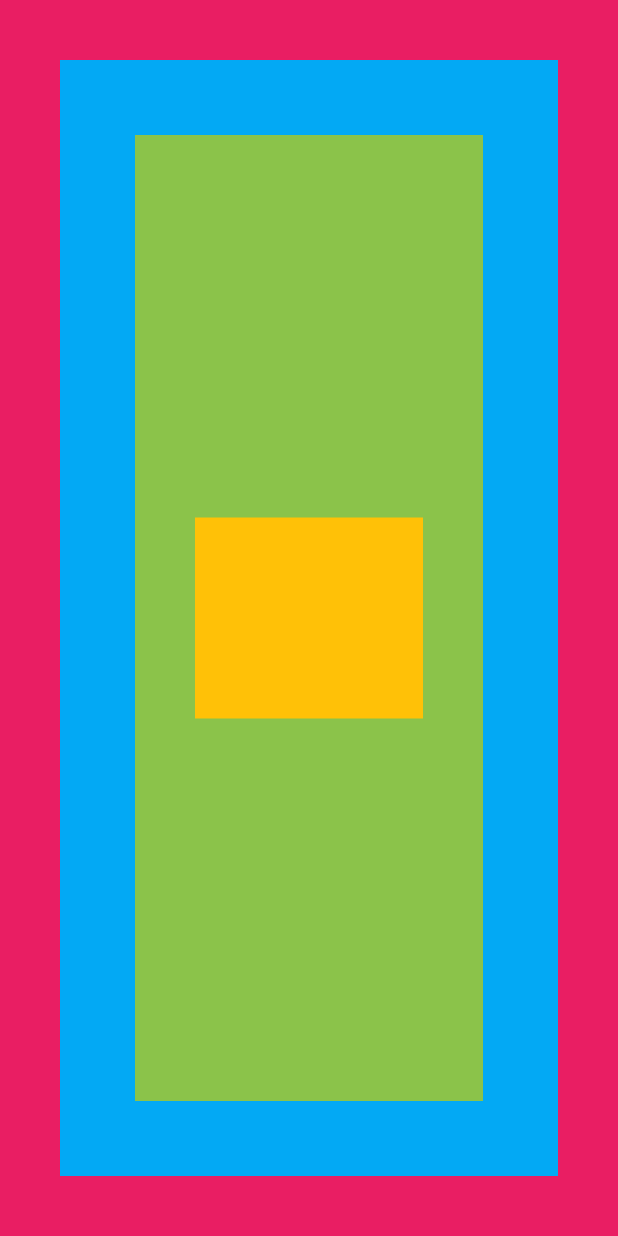
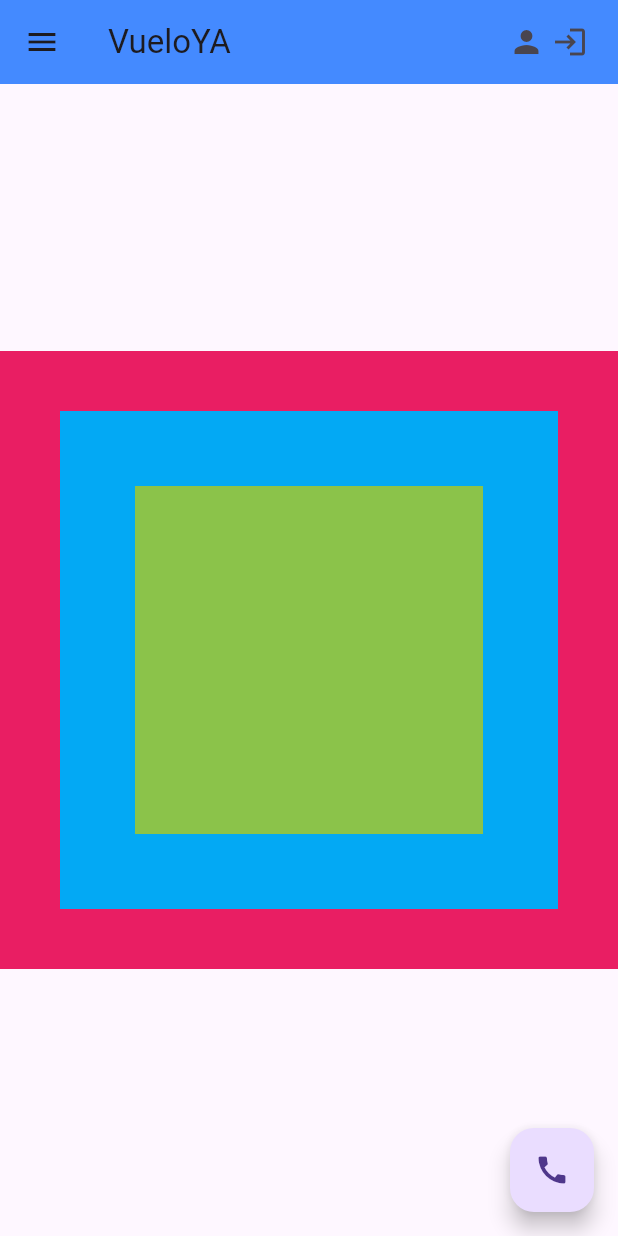
Before and after one commit to Ruthline/fluttervueloya, a Flutter app: the screen it shows after launch, on a phone screen of 412 x 824 dp. Run offline on Flutter 3.47's test engine with Material 3 defaults, Android fonts, the phone set to English and light mode, and no system bars.

Commit message:
Navbar model interaction with parts of mobile app

```diff
--- a/lib/main.dart
+++ b/lib/main.dart
@@ -24,7 +24,30 @@ class MyFirstWidget extends StatelessWidget {
 
   @override
   Widget build(BuildContext context) {//build es el encargado de mostrar widgets, ya sea por metodo o por clase, etc.
-    return Container(
+    return Scaffold(
+      appBar: AppBar(
+        backgroundColor: Colors.blueAccent,
+        title: const Text ('VueloYA'),
+        actions: const [
+          Padding(padding: EdgeInsets.all(5), child: Icon(Icons.person),),
+          Padding(padding: EdgeInsets.only(right: 20), child: Icon(Icons.login),)
+
+          ]
+      ),
+
+      drawer: Drawer(
+        child: Container(
+          color: Colors.blueAccent,
+          child: const Center(child: Text ('Drawer Button'),),
+        ),
+      ),
+      floatingActionButton: FloatingActionButton(onPressed: () {
+        print('Jelou Print');
+      }, child: const Icon(Icons.call)),
+      body: Center(
+        child:AspectRatio(
+          aspectRatio: 1.0,
+          child: Container(
           color: Colors.pink,
           child: Padding(
             padding: const EdgeInsets.all(40),
@@ -38,11 +61,13 @@ class MyFirstWidget extends StatelessWidget {
                     padding: const EdgeInsets.only(top: 255, bottom:255, left: 40, right: 40), child: Container(
                       color: Colors.amber,
                       ),
-              )
+                  ),
+                )),
               ),
             ),
             ),
         )
+      ),
     );
   }
 }
```
Lines whose indentation alone changed are shown as unchanged.
